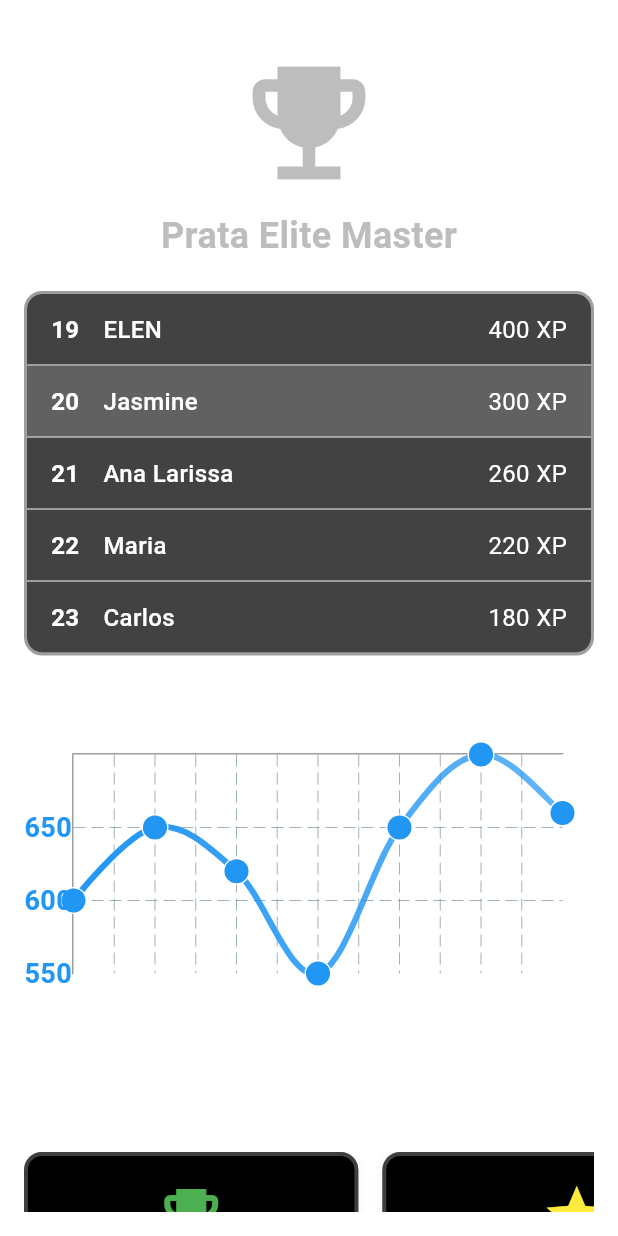
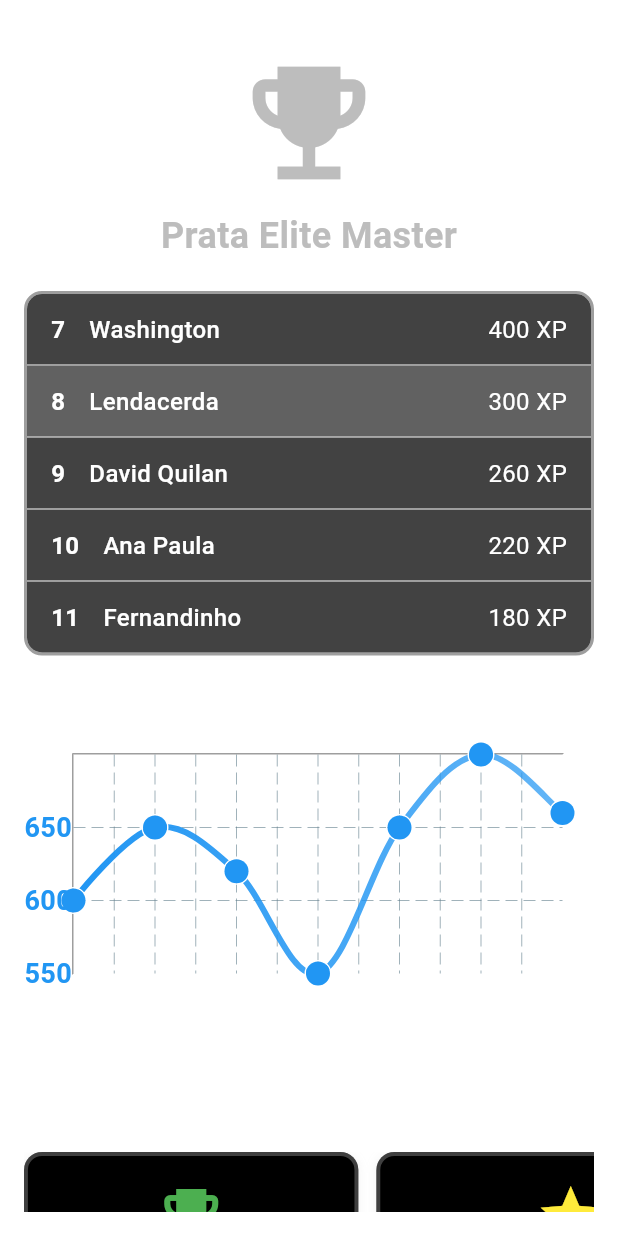
Before and after one commit to MatthewLacerda2/GoalGetter, a Flutter app: the StatsScreen screen opened directly, on a phone screen of 412 x 824 dp. Run offline on Flutter 3.47's test engine with Material 3 defaults, Android fonts, the phone set to English and light mode, and no system bars; drawn by our look-alikes of fl_chart; our stand-ins replace shared_preferences; missing offline and left inert: country_flags; accounts and stored records are empty; network calls fail.

Commit message:
awards 2

```diff
--- a/frontend/lib/models/leaderboard_example.dart
+++ b/frontend/lib/models/leaderboard_example.dart
@@ -8,19 +8,19 @@ class LeaderboardExample {
 class LeaderboardData {
   static List<Map<String, dynamic>> getSampleData() {
     return [
-      {'name': 'ELEN', 'xpAmount': 400},
-      {'name': 'Jasmine', 'xpAmount': 300},
-      {'name': 'Ana Larissa', 'xpAmount': 260},
-      {'name': 'Maria', 'xpAmount': 220},
-      {'name': 'Carlos', 'xpAmount': 180},
+      {'name': 'Washington', 'xpAmount': 400},
+      {'name': 'Lendacerda', 'xpAmount': 300},
+      {'name': 'David Quilan', 'xpAmount': 260},
+      {'name': 'Ana Paula', 'xpAmount': 220},
+      {'name': 'Fernandinho', 'xpAmount': 180},
     ];
   }
 
   static String getCurrentUsername() {
-    return 'Jasmine'; // This will be highlighted in the leaderboard
+    return 'Lendacerda'; // This will be highlighted in the leaderboard
   }
 
   static int getStartingPosition() {
-    return 19; // Starting position for the leaderboard
+    return 7; // Starting position for the leaderboard
   }
 }
--- a/frontend/lib/screens/stats_screen.dart
+++ b/frontend/lib/screens/stats_screen.dart
@@ -77,25 +77,25 @@ class StatsScreen extends StatelessWidget {
                       iconColor: Colors.green,
                       text: 'Aprendeu todas as notas básicas',
                     ),
-                    SizedBox(width: 16),
+                    SizedBox(width: 12),
                     task_badge.Badge(
                       icon: Icons.star,
                       iconColor: Colors.yellow,
                       text: 'Tocou violão até a mão não mexer mais',
                     ),
-                    SizedBox(width: 16),
+                    SizedBox(width: 12),
                     task_badge.Badge(
                       icon: Icons.trending_up,
                       iconColor: Colors.blue,
                       text: 'Tocou violão por 1 hora',
                     ),
-                    SizedBox(width: 16),
+                    SizedBox(width: 12),
                     task_badge.Badge(
                       icon: Icons.fitness_center,
                       iconColor: Colors.red,
                       text: 'Finalizou sua primeira música',
                     ),
-                    SizedBox(width: 16),
+                    SizedBox(width: 12),
                     task_badge.Badge(
                       icon: Icons.psychology,
                       iconColor: Colors.white,
@@ -125,25 +125,25 @@ class StatsScreen extends StatelessWidget {
                       iconColor: Colors.blue,
                       text: 'Agora sabe uma música gospel!',
                     ),
-                    SizedBox(width: 16),
+                    SizedBox(width: 12),
                     task_badge.Badge(
                       icon: Icons.lightbulb,
                       iconColor: Colors.red,
                       text: 'Samba!',
                     ),
-                    SizedBox(width: 16),
+                    SizedBox(width: 12),
                     task_badge.Badge(
                       icon: Icons.group,
                       iconColor: Colors.green,
                       text: 'You Rock!',
                     ),
-                    SizedBox(width: 16),
+                    SizedBox(width: 12),
                     task_badge.Badge(
                       icon: Icons.schedule,
                       iconColor: Colors.yellow,
                       text: 'Smoke on the water!',
                     ),
-                    SizedBox(width: 16),
+                    SizedBox(width: 12),
                     task_badge.Badge(
                       icon: Icons.auto_awesome,
                       iconColor: Colors.white,
--- a/frontend/lib/widgets/screens/task/badge.dart
+++ b/frontend/lib/widgets/screens/task/badge.dart
@@ -45,6 +45,8 @@ class Badge extends StatelessWidget {
           Text(
             text,
             textAlign: TextAlign.center,
+            softWrap: true,
+            overflow: TextOverflow.visible,
             style: TextStyle(
               fontSize: fontSize,
               fontWeight: FontWeight.w500,
```
